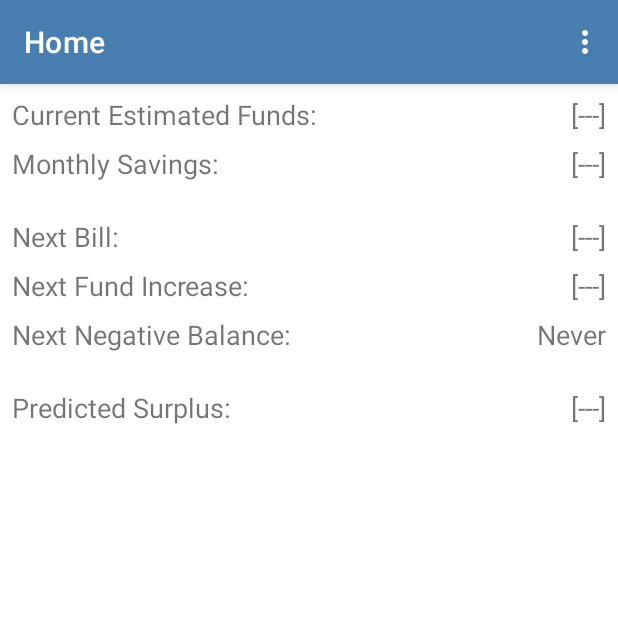
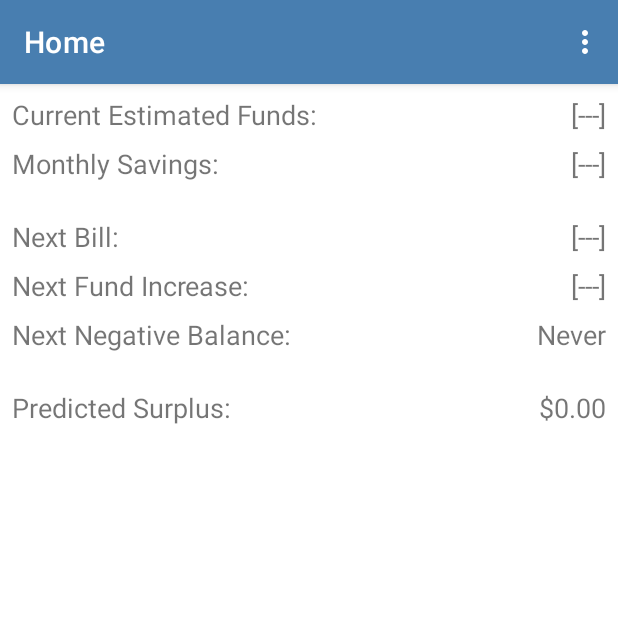
Before and after one commit to sainbres/WeddingFlow, an Android app: the fragment BudgetOverviewFragment placed in its activity, on a phone screen of 412 x 824 dp, the top half of it. Run offline under Robolectric (Android 15) with nearby library versions, the phone set to English and light mode, and no system bars; libraries missing offline, so code that uses them is left out: android.support.design, com.raizlabs.android; 6 statements that could not run were skipped.

Commit message:
WF-60: add logic to BudgetOverviewFragment

```diff
--- a/app/src/main/java/com/sainbres/shu/weddingflow/BudgetTabFragments/BudgetOverviewFragment.java
+++ b/app/src/main/java/com/sainbres/shu/weddingflow/BudgetTabFragments/BudgetOverviewFragment.java
@@ -1,17 +1,37 @@
 package com.sainbres.shu.weddingflow.BudgetTabFragments;
 
 import android.content.Context;
+import android.content.SharedPreferences;
 import android.net.Uri;
 import android.os.Bundle;
+import android.preference.PreferenceManager;
 import android.support.v4.app.Fragment;
 import android.view.LayoutInflater;
 import android.view.View;
 import android.view.ViewGroup;
+import android.widget.TextView;
 
+import com.raizlabs.android.dbflow.sql.language.SQLite;
+import com.sainbres.shu.weddingflow.Models.InitialBudget;
+import com.sainbres.shu.weddingflow.Models.InitialBudget_Table;
+import com.sainbres.shu.weddingflow.Models.Payment;
+import com.sainbres.shu.weddingflow.Models.Payment_Table;
 import com.sainbres.shu.weddingflow.R;
+
+import java.text.NumberFormat;
+import java.text.ParseException;
+import java.text.SimpleDateFormat;
+import java.util.Date;
+import java.util.List;
 
 
 public class BudgetOverviewFragment extends Fragment {
+
+    private SharedPreferences SharedPrefs;
+    private SharedPreferences.Editor Editor;
+
+    private SimpleDateFormat sdf = new SimpleDateFormat("dd-MM-yyyy");
+    private SimpleDateFormat sdfStorage = new SimpleDateFormat("yyyy-MM-dd");
 
     public BudgetOverviewFragment() {
         // Required empty public constructor
@@ -33,7 +53,104 @@ public class BudgetOverviewFragment extends Fragment {
     public View onCreateView(LayoutInflater inflater, ViewGroup container,
                              Bundle savedInstanceState) {
         // Inflate the layout for this fragment
-        return inflater.inflate(R.layout.fragment_budget_overview, container, false);
+        View view = inflater.inflate(R.layout.fragment_budget_overview, container, false);
+
+        SharedPrefs = PreferenceManager.getDefaultSharedPreferences(getActivity());
+        Editor = SharedPrefs.edit();
+        NumberFormat currency = NumberFormat.getCurrencyInstance();
+
+        int budgetId = SharedPrefs.getInt(getString(R.string.SP_BudgetId), -1);
+
+        InitialBudget budget = SQLite.select()
+                .from(InitialBudget.class)
+                .where(InitialBudget_Table.BudgetId.eq(budgetId))
+                .querySingle();
+
+        TextView currentEstimatedFunds = view.findViewById(R.id.estimatedFunds);
+
+        TextView periodicitySavingsLabel = view.findViewById(R.id.monthlySavingsLabel);
+        TextView periodicitySavings = view.findViewById(R.id.monthlySavings);
+        TextView upcomingBill = view.findViewById(R.id.upcomingBill);
+        TextView upcomingIncrease = view.findViewById(R.id.upcomingIncrease);
+        TextView nextNegative = view.findViewById(R.id.nextNegative);
+        TextView predictedSurplus = view.findViewById(R.id.predictedSurplus);
+
+        Date dateNow = new Date();
+
+        periodicitySavingsLabel.setText(budget.getSavingsPeriodicity() + " Savings:");
+        periodicitySavings.setText(currency.format(budget.getSavingsPeriodic()));
+
+        try {
+
+        boolean negativeBalanceCheck = false;
+        boolean nextBillCheck = false;
+        boolean nextIncreaseCheck = false;
+        boolean currentBalanceCheck = false;
+        Date paymentDate = new Date();
+        double paymentAmount = budget.getSavingsStart();
+        String paymentDirection = "In";
+
+            paymentDate = sdf.parse(budget.getSavingsStartDate());
+
+        Date lastPaymentDate = new Date();
+        double lastPaymentAmount = 0;
+        double ongoingFunds = paymentAmount;
+
+
+        List<Payment> payments = SQLite.select()
+                .from(Payment.class)
+                .where(Payment_Table.BudgetId.eq(budgetId))
+                .orderBy(Payment_Table.Date, true)
+                .queryList();
+
+        for(int i = 0; i < payments.size(); i++){
+
+            double onGoingFundsBefore = ongoingFunds;
+            lastPaymentAmount = paymentAmount;
+            lastPaymentDate = paymentDate;
+
+
+            paymentDate = sdfStorage.parse(payments.get(i).getDate());
+            paymentAmount = payments.get(i).getAmount();
+            paymentDirection = payments.get(i).getDirection();
+
+            if (paymentDate.after(dateNow) && !nextBillCheck && paymentDirection.equals("Out")){
+                nextBillCheck = true;
+                upcomingBill.setText(sdf.format(paymentDate));
+            }
+            if (paymentDate.after(dateNow) && !nextIncreaseCheck && paymentDirection.equals("In")){
+                nextIncreaseCheck = true;
+                upcomingIncrease.setText(sdf.format(paymentDate));
+            }
+            if (paymentDate.after(dateNow) && !currentBalanceCheck){
+                currentBalanceCheck = true;
+                currentEstimatedFunds.setText(currency.format(ongoingFunds));
+            }
+
+            ongoingFunds = ongoingFunds + paymentAmount;
+
+            if (onGoingFundsBefore < 0 && ongoingFunds < 0 && !negativeBalanceCheck && lastPaymentDate.before(dateNow) && paymentDate.after(dateNow)){
+                negativeBalanceCheck = true;
+                nextNegative.setText("Now");
+                nextNegative.setTextColor(getResources().getColor(R.color.colorError));
+            } else if (onGoingFundsBefore > 0 && ongoingFunds < 0 && !negativeBalanceCheck && paymentDate.after(dateNow)) {
+                negativeBalanceCheck = true;
+                nextNegative.setText(sdf.format(paymentDate));
+                nextNegative.setTextColor(getResources().getColor(R.color.colorError));
+            }
+
+
+        }
+
+        predictedSurplus.setText(currency.format(ongoingFunds));
+        if (ongoingFunds < 0){
+            predictedSurplus.setTextColor(getResources().getColor(R.color.colorError));
+        }
+
+        } catch (ParseException e) {
+            e.printStackTrace();
+        }
+            return view;
+
     }
-
 }
--- a/app/src/main/java/com/sainbres/shu/weddingflow/PaymentAdapter.java
+++ b/app/src/main/java/com/sainbres/shu/weddingflow/PaymentAdapter.java
@@ -10,6 +10,7 @@ import android.view.ViewGroup;
 
 import com.sainbres.shu.weddingflow.Models.Payment;
 
+import java.text.NumberFormat;
 import java.text.ParseException;
 import java.text.SimpleDateFormat;
 import java.util.Collections;
@@ -43,10 +44,11 @@ public class PaymentAdapter extends RecyclerView.Adapter<paymentViewHolder> {
 
     @Override
     public void onBindViewHolder(@NonNull paymentViewHolder paymentViewHolder, int i) {
+        NumberFormat currency = NumberFormat.getCurrencyInstance();
         paymentViewHolder.paymentName.setText(list.get(i).getName());
         paymentViewHolder.paymentMemo.setText(list.get(i).getMemo());
         double amount = list.get(i).getAmount();
-        paymentViewHolder.paymentAmount.setText(Double.toString(amount));
+        paymentViewHolder.paymentAmount.setText(currency.format(amount));
         if (amount < 0)
         {
             paymentViewHolder.paymentAmount.setTextColor(Color.parseColor("#b00200"));
```
Also changed, not shown: app/src/main/java/com/sainbres/shu/weddingflow/EditPaymentActivity.java (line endings or trailing spaces).
